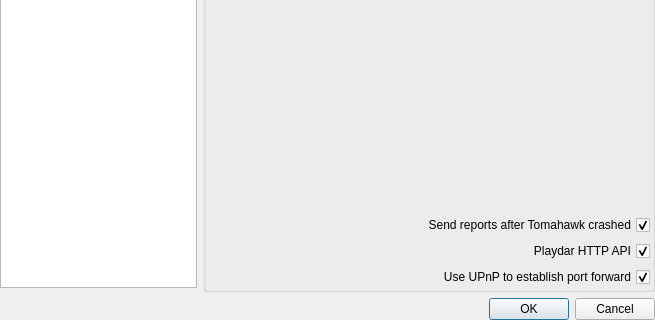
Qt form src/stackedsettingsdialog.ui (tomahawk-player/tomahawk) before a commit; both pictures show x 0 to 655 and y 180 to 500 of the 655 by 500 pixel window.
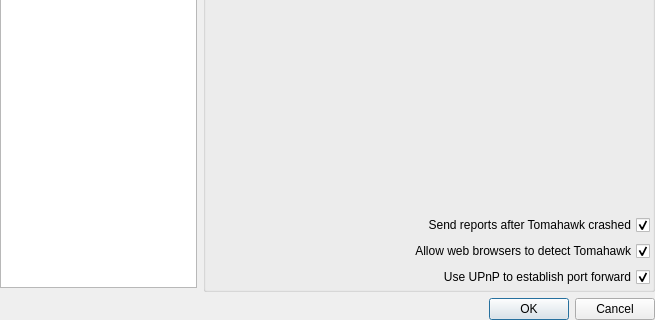
The same form after that commit. The open tabs and pages were chosen to show the change. Custom widgets are drawn as their Qt base class.

Commit message: Dynamically enable/disable the web API, and change the wording for the option to make it more enticing

What changed in the file:
```diff
--- a/src/stackedsettingsdialog.ui
+++ b/src/stackedsettingsdialog.ui
@@ -393,7 +393,7 @@
                <enum>Qt::RightToLeft</enum>
               </property>
               <property name="text">
-               <string>Playdar HTTP API</string>
+               <string>Allow web browsers to detect Tomahawk</string>
               </property>
               <property name="checked">
                <bool>true</bool>
```
The commit also changes 2 other files.
